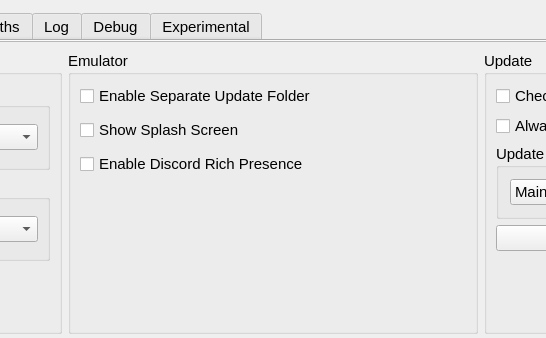
This is src/qt_gui/settings_dialog.ui in mancelli/shadPS4 as Qt 5 draws it before an edit; both pictures show x 370 to 916 and y 0 to 338 of the 1300 by 750 pixel window. The edited form follows.
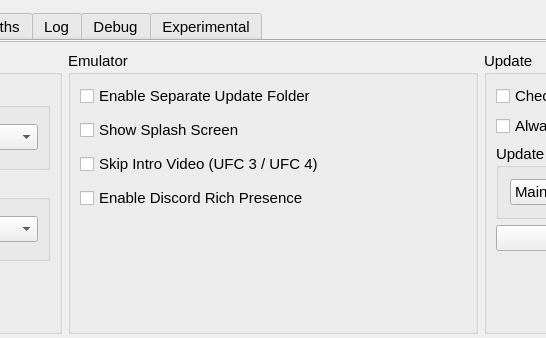
This is the edited form. The open tabs and pages were chosen to show the change. Icons and pictures are not drawn.

Commit message: Add "Skip Intro Video" for UFC 3 and UFC 4 (on by default)

Diff of the .ui file:
```diff
--- a/src/qt_gui/settings_dialog.ui
+++ b/src/qt_gui/settings_dialog.ui
@@ -150,6 +150,13 @@
 																			</property>
 																		</widget>
 																	</item>
+																	<item>
+																		<widget class="QCheckBox" name="skipIntroVideoCheckBox">
+																			<property name="text">
+																				<string>Skip Intro Video (UFC 3 / UFC 4)</string>
+																			</property>
+																		</widget>
+																	</item>
 																	<item>
 																		<widget class="QCheckBox" name="discordRPCCheckbox">
 																			<property name="text">
```
The commit also changes 4 other files.
